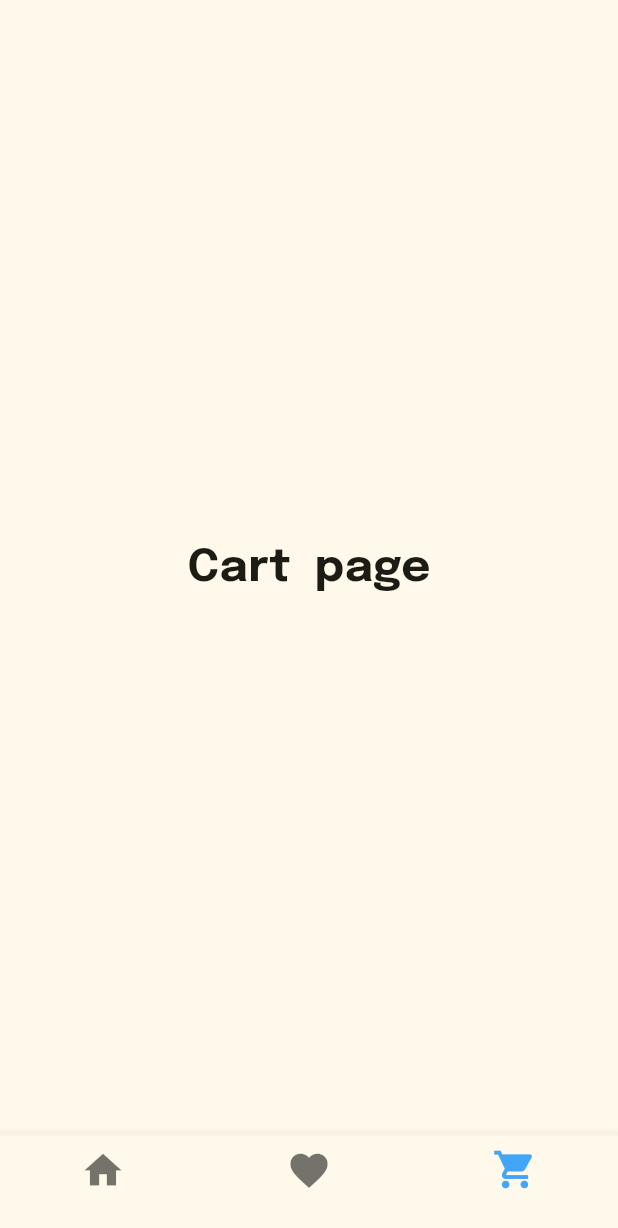
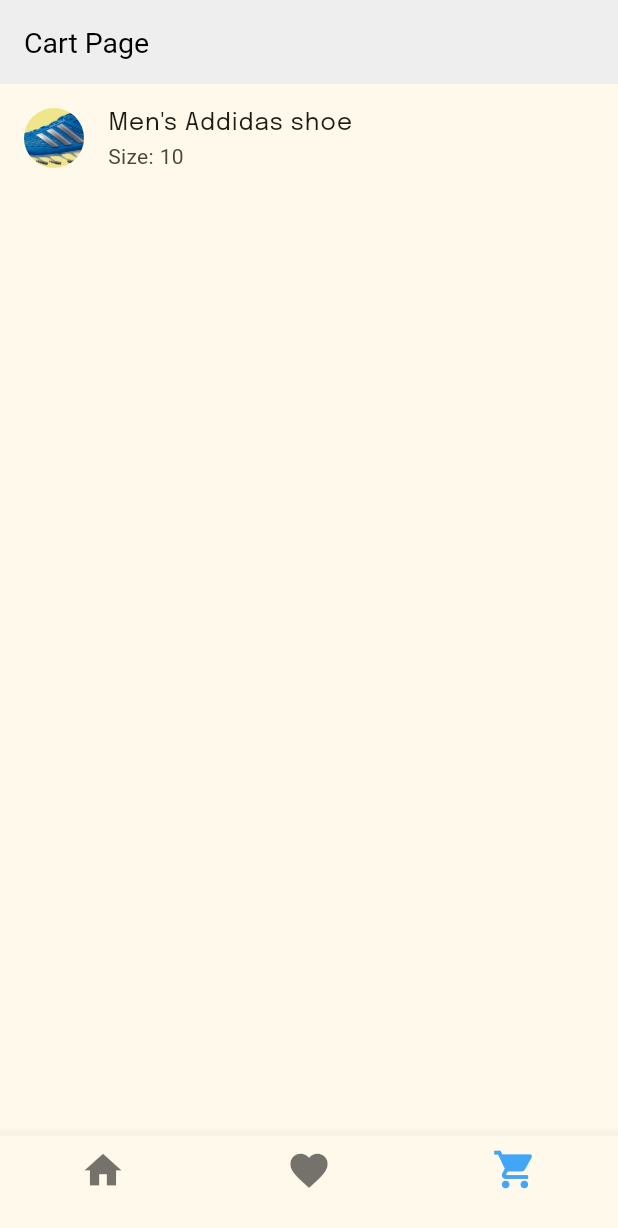
Before and after one commit to Meealley/simple_shoe, a Flutter app: the screen it shows after launch, item 3 of the bottom bar chosen, on a phone screen of 412 x 824 dp. Shown: the top 1228 px of the screen. Run offline on Flutter 3.47's test engine with Material 2 defaults, Android fonts, the phone set to English and light mode, and no system bars; our stand-ins replace google_fonts.

Commit message:
added cart page

```diff
--- a/lib/pages/cart_page.dart
+++ b/lib/pages/cart_page.dart
@@ -1,5 +1,6 @@
 import 'package:flutter/material.dart';
 import 'package:google_fonts/google_fonts.dart';
+import 'package:simple_shoe_app/pages/global_variable.dart';
 
 class CartPage extends StatelessWidget {
   const CartPage({super.key});
@@ -7,18 +8,24 @@ class CartPage extends StatelessWidget {
   @override
   Widget build(BuildContext context) {
     return Scaffold(
-      body: Column(
-        mainAxisAlignment: MainAxisAlignment.center,
-        children: [
-          Center(
-            child: Text(
-              "Cart  page",
-              style: GoogleFonts.epilogue(
-                  textStyle:
-                      const TextStyle(fontSize: 30, fontWeight: FontWeight.bold)),
+      appBar: AppBar(
+        title: Text("Cart Page"),
+      ),
+      body: ListView.builder(
+        itemCount: cart.length,
+        itemBuilder: (context, index) {
+          final cartItem = cart[index];
+          return ListTile(
+            leading: CircleAvatar(
+              backgroundImage: AssetImage(cartItem['imageUrl'].toString()),
             ),
-          ),
-        ],
+            title: Text(
+              cartItem['title'].toString(),
+              style: GoogleFonts.epilogue(),
+            ),
+            subtitle: Text('Size: ${cartItem['size']}'),
+          );
+        },
       ),
     );
   }
--- a/lib/pages/global_variable.dart
+++ b/lib/pages/global_variable.dart
@@ -38,7 +38,7 @@ final cart = [
     'id': "3",
     'title': 'Men\'s Addidas shoe',
     'price': 23.33,
-    'sizes': 10,
+    'size': 10,
     'company': "Addidas",
     'imageUrl': 'assets/images/addidas_blue.png'
   }
--- a/lib/pages/home_page.dart
+++ b/lib/pages/home_page.dart
@@ -12,7 +12,11 @@ class HomeScreen extends StatefulWidget {
 }
 
 class _HomeScreenState extends State<HomeScreen> {
-  final List<Widget> _pages = [const ProductList(), const FavoritePage(), const CartPage()];
+  final List<Widget> _pages = [
+    const ProductList(),
+    const FavoritePage(),
+    const CartPage()
+  ];
   int currentPage = 0;
 
   // Define your individual pages or screens here.
```
